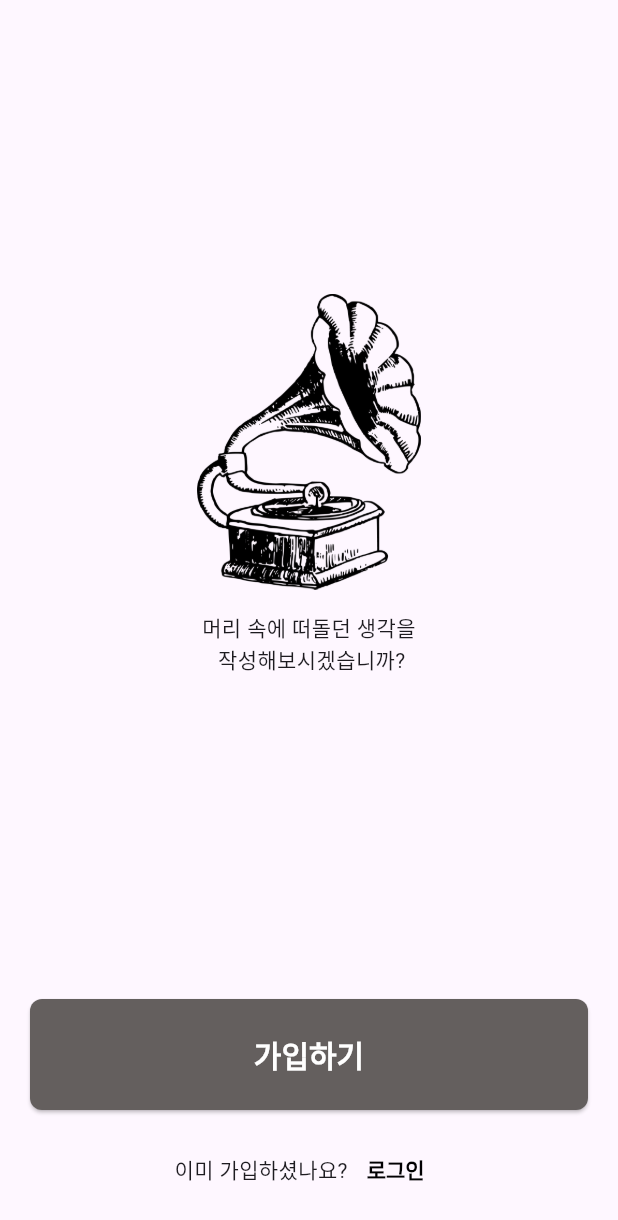
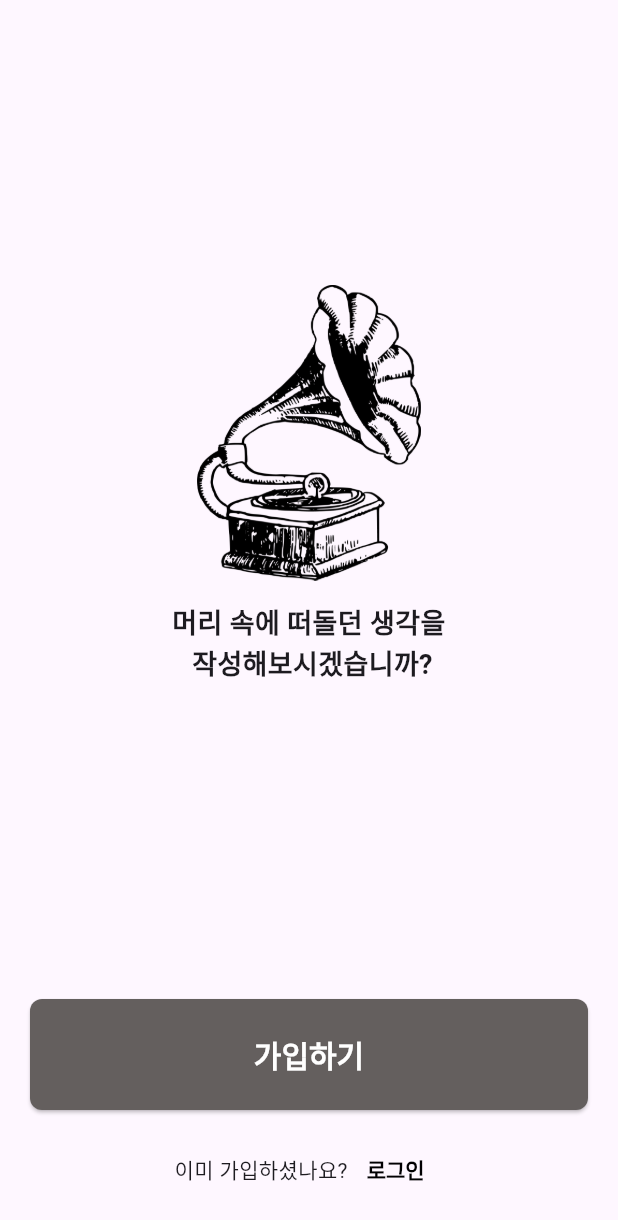
Before and after one commit to Writing-Flow/Flutter, a Flutter app: the screen it shows after launch, on a phone screen of 412 x 824 dp. Shown: the top 1220 px of the screen. Run offline on Flutter 3.47's test engine with Material 3 defaults, Android fonts, the phone set to English and light mode, and no system bars; our stand-ins replace flutter_native_splash, get, sqflite; accounts and stored records are empty; network calls fail; statements that could not run were skipped.

Commit message:
Design : Add the lost image file, edit textStyle in intro, and edit image padding value in dictionary search

```diff
--- a/lib/src/screens/intro/intro.dart
+++ b/lib/src/screens/intro/intro.dart
@@ -1,5 +1,6 @@
 import 'dart:ui';
 import 'package:flutter/material.dart';
+import 'package:flutter/widgets.dart';
 import 'package:get/get.dart';
 
 import 'login.dart';
@@ -24,11 +25,16 @@ class _IntroState extends State<Intro> {
             mainAxisSize: MainAxisSize.min,
             children: [
               // 로고
-                      Image.asset('asset/images/intro/intro_logo.png', width: 150, height: 197),
+              Image.asset('asset/images/intro/intro_logo.png',
+                  width: 150, height: 197),
               // 슬로건
               SizedBox(height: 15),
 
-                      const Text('머리 속에 떠돌던 생각을\n 작성해보시겠습니까?', textAlign: TextAlign.center)
+              const Text(
+                '머리 속에 떠돌던 생각을\n 작성해보시겠습니까?',
+                textAlign: TextAlign.center,
+                style: TextStyle(fontSize: 18, fontWeight: FontWeight.bold),
+              )
             ],
           ),
         )),
@@ -41,11 +47,10 @@ class _IntroState extends State<Intro> {
                 children: [
                   // 회원가입
                   ElevatedButton(
-                          onPressed: (){
+                      onPressed: () {
                         //Get.to(() => const Register());
                       },
-                          child: const Text('가입하기')
-                      ),
+                      child: const Text('가입하기')),
                   // 로그인
                   const SizedBox(height: 16),
                   Row(
@@ -53,11 +58,10 @@ class _IntroState extends State<Intro> {
                     children: [
                       const Text('이미 가입하셨나요?'),
                       TextButton(
-                              onPressed: (){
+                          onPressed: () {
                             Get.to(() => const Login());
                           },
-                              child: const Text('로그인')
-                          )
+                          child: const Text('로그인'))
                     ],
                   )
                 ],
@@ -66,7 +70,6 @@ class _IntroState extends State<Intro> {
           ],
         )
       ],
-        )
-    );
+    ));
   }
 }
--- a/pubspec.yaml
+++ b/pubspec.yaml
@@ -40,3 +40,4 @@ flutter:
     - asset/images/navigation_bar/ink_pen.png
     - asset/images/my/my_app_bar.png
     - asset/images/splash_image.png
+    - asset/images/dictionary/dictionary_intro.png
```
Also changed, not shown: lib/src/screens/home/dictionary/dictionary_search.dart (+45 -19 lines), asset/images/dictionary/dictionary_intro.png (added). Lines whose indentation alone changed are shown as unchanged.
